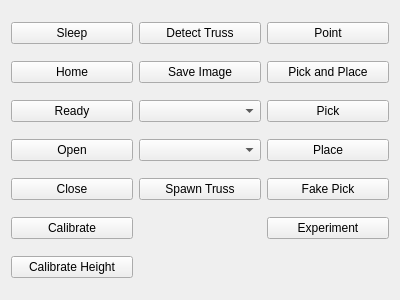
Old version of the form rqt_user_interface/resource/flex_grasp.ui in the repository padmaja-kulkarni/vine_tomato_grasping.
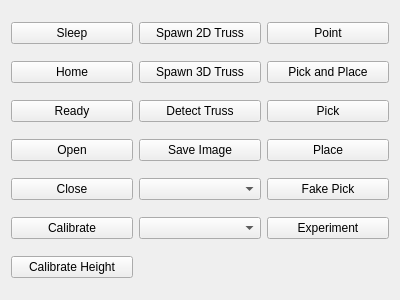
New version of the form.

Commit message: Can spawn 2d and 3d trusses with the GUI

```diff
--- a/rqt_user_interface/resource/flex_grasp.ui
+++ b/rqt_user_interface/resource/flex_grasp.ui
@@ -72,6 +72,22 @@
    </item>
 
    <item row="0" column="1">
+    <widget class="QPushButton" name="Spawn2DTrussButton">
+     <property name="text">
+      <string>Spawn 2D Truss</string>
+     </property>
+    </widget>
+   </item>
+
+   <item row="1" column="1">
+    <widget class="QPushButton" name="Spawn3DTrussButton">
+     <property name="text">
+      <string>Spawn 3D Truss</string>
+     </property>
+    </widget>
+   </item>
+
+   <item row="2" column="1">
     <widget class="QPushButton" name="DetectTrussButton">
      <property name="text">
       <string>Detect Truss</string>
@@ -79,7 +95,7 @@
     </widget>
    </item>
 
-   <item row="1" column="1">
+   <item row="3" column="1">
     <widget class="QPushButton" name="SaveImageButton">
      <property name="text">
       <string>Save Image</string>
@@ -88,23 +104,16 @@
    </item>
 
 
-   <item row="2" column="1">
+   <item row="4" column="1">
     <widget class="QComboBox" name="TrussTypeButton">
     </widget>
    </item>
 
-   <item row="3" column="1">
+   <item row="5" column="1">
     <widget class="QComboBox" name="ExperimentIDButton">
     </widget>
    </item>
 
-   <item row="4" column="1">
-    <widget class="QPushButton" name="SpawnTrussButton">
-     <property name="text">
-      <string>Spawn Truss</string>
-     </property>
-    </widget>
-   </item>
 
    <item row="0" column="2">
     <widget class="QPushButton" name="PointButton">
```
The commit also changes 22 other files.
